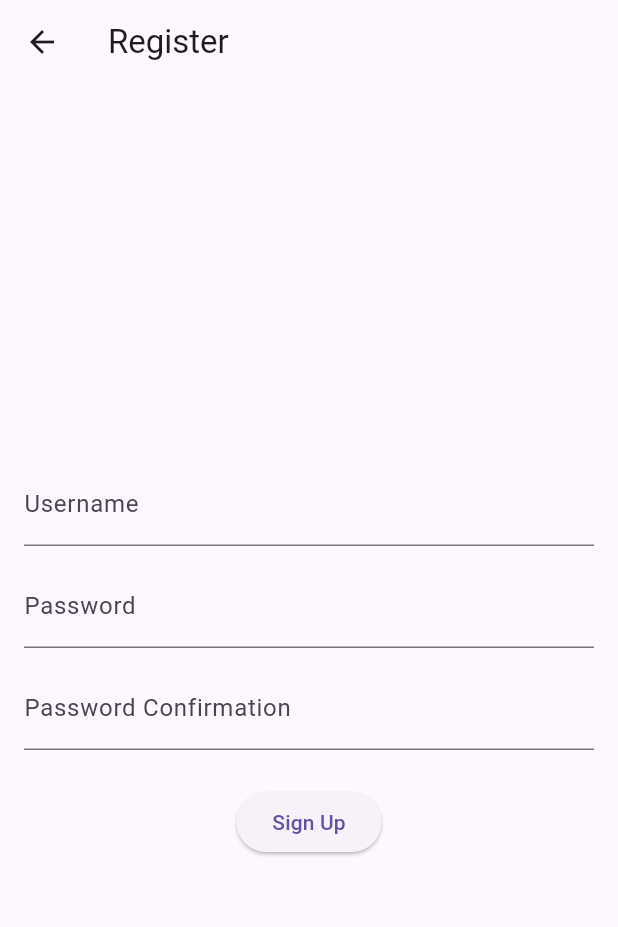
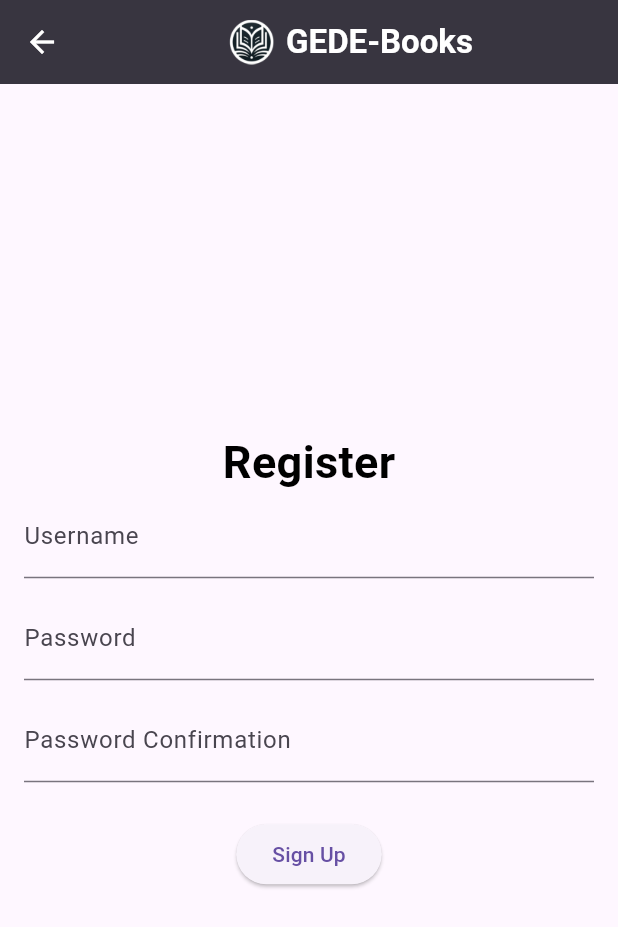
Before and after one commit to gede-books/gede-books-mobile, a Flutter app: the LoginPage screen opened by its route, after a tap on "Register", on a phone screen of 412 x 824 dp. Shown: the top 927 px of the screen. Run offline on Flutter 3.47's test engine with Material 3 defaults, Android fonts, the light colour scheme and no system bars; missing offline and left inert: pbp_django_auth.

Commit message:
Menambahkan routing ke keranjang

```diff
--- a/lib/screens/keranjang.dart
+++ b/lib/screens/keranjang.dart
@@ -48,14 +48,6 @@ class KeranjangPage extends StatelessWidget {
           ),
         ),
         elevation: 500,
-        actions: [
-          IconButton(
-            icon: Icon(Icons.shopping_cart),
-            onPressed: () {
-              // Handle shopping cart action
-            },
-          ),
-        ],
         bottom: PreferredSize(
           preferredSize: Size.fromHeight(60.0),
           child: Container(
--- a/lib/screens/login.dart
+++ b/lib/screens/login.dart
@@ -39,13 +39,43 @@ class LoginPageState extends State<LoginPage> {
     final request = context.watch<CookieRequest>();
     return Scaffold(
       appBar: AppBar(
-        title: const Text('Login'),
+        backgroundColor: Colors.grey[850],
+        iconTheme: IconThemeData(color: Colors.white),
+        title: Center(
+          child: Row(
+            mainAxisAlignment: MainAxisAlignment.center,
+            children: [
+              Image.asset(
+                'assets/images/GEDE-Books Logo.png',
+                width: 30,
+                height: 30,
+              ),
+              SizedBox(width: 8),
+              Text(
+                'GEDE-Books',
+                style: TextStyle(
+                  color: Colors.white,
+                  fontWeight: FontWeight.bold,
+                ),
+              ),
+            ],
+          ),
+        ),
+        elevation: 500,
       ),
       body: Container(
         padding: const EdgeInsets.all(16.0),
         child: Column(
           mainAxisAlignment: MainAxisAlignment.center,
           children: [
+            Text(
+                "Login",
+                style: TextStyle(
+                  color: Colors.black,
+                  fontWeight: FontWeight.bold,
+                  fontSize: 30,
+                )
+            ),
             TextField(
               controller: _usernameController,
               decoration: const InputDecoration(
--- a/lib/screens/menu.dart
+++ b/lib/screens/menu.dart
@@ -69,7 +69,12 @@ class MyHomePage extends StatelessWidget {
           IconButton(
             icon: Icon(Icons.shopping_cart),
             onPressed: () {
-              // Handle shopping cart action
+              Navigator.push(
+                context,
+                MaterialPageRoute(
+                  builder: (context) => KeranjangPage(),
+                ),
+              );
             },
           ),
         ],
--- a/lib/screens/order_history.dart
+++ b/lib/screens/order_history.dart
@@ -1,5 +1,6 @@
 import 'package:flutter/material.dart';
 import 'package:gede_books/widgets/left_drawer.dart';
+import 'package:gede_books/screens/keranjang.dart';
 
 class ShopItem {
   final String name;
@@ -51,7 +52,12 @@ class OrderHistoryPage extends StatelessWidget {
           IconButton(
             icon: Icon(Icons.shopping_cart),
             onPressed: () {
-              // Handle shopping cart action
+              Navigator.push(
+                context,
+                MaterialPageRoute(
+                  builder: (context) => KeranjangPage(),
+                ),
+              );
             },
           ),
         ],
--- a/lib/screens/register.dart
+++ b/lib/screens/register.dart
@@ -22,13 +22,43 @@ class _RegisterPageState extends State<RegisterPage> {
     final request = context.watch<CookieRequest>();
     return Scaffold(
       appBar: AppBar(
-        title: const Text('Register'),
+        backgroundColor: Colors.grey[850],
+        iconTheme: IconThemeData(color: Colors.white),
+        title: Center(
+          child: Row(
+            mainAxisAlignment: MainAxisAlignment.center,
+            children: [
+              Image.asset(
+                'assets/images/GEDE-Books Logo.png',
+                width: 30,
+                height: 30,
+              ),
+              SizedBox(width: 8),
+              Text(
+                'GEDE-Books',
+                style: TextStyle(
+                  color: Colors.white,
+                  fontWeight: FontWeight.bold,
+                ),
+              ),
+            ],
+          ),
+        ),
+        elevation: 500,
       ),
       body: Container(
         padding: const EdgeInsets.all(16.0),
         child: Column(
           mainAxisAlignment: MainAxisAlignment.center,
           children: [
+            Text(
+                "Register",
+              style: TextStyle(
+                color: Colors.black,
+                fontWeight: FontWeight.bold,
+                fontSize: 30,
+              )
+            ),
             TextField(
               controller: _usernameController,
               decoration: const InputDecoration(
--- a/lib/screens/wishlist.dart
+++ b/lib/screens/wishlist.dart
@@ -1,5 +1,6 @@
 import 'package:flutter/material.dart';
 import 'package:gede_books/widgets/left_drawer.dart';
+import 'package:gede_books/screens/keranjang.dart';
 
 class ShopItem {
   final String name;
@@ -51,7 +52,12 @@ class WishlistPage extends StatelessWidget {
           IconButton(
             icon: Icon(Icons.shopping_cart),
             onPressed: () {
-              // Handle shopping cart action
+              Navigator.push(
+                context,
+                MaterialPageRoute(
+                  builder: (context) => KeranjangPage(),
+                ),
+              );
             },
           ),
         ],
```
